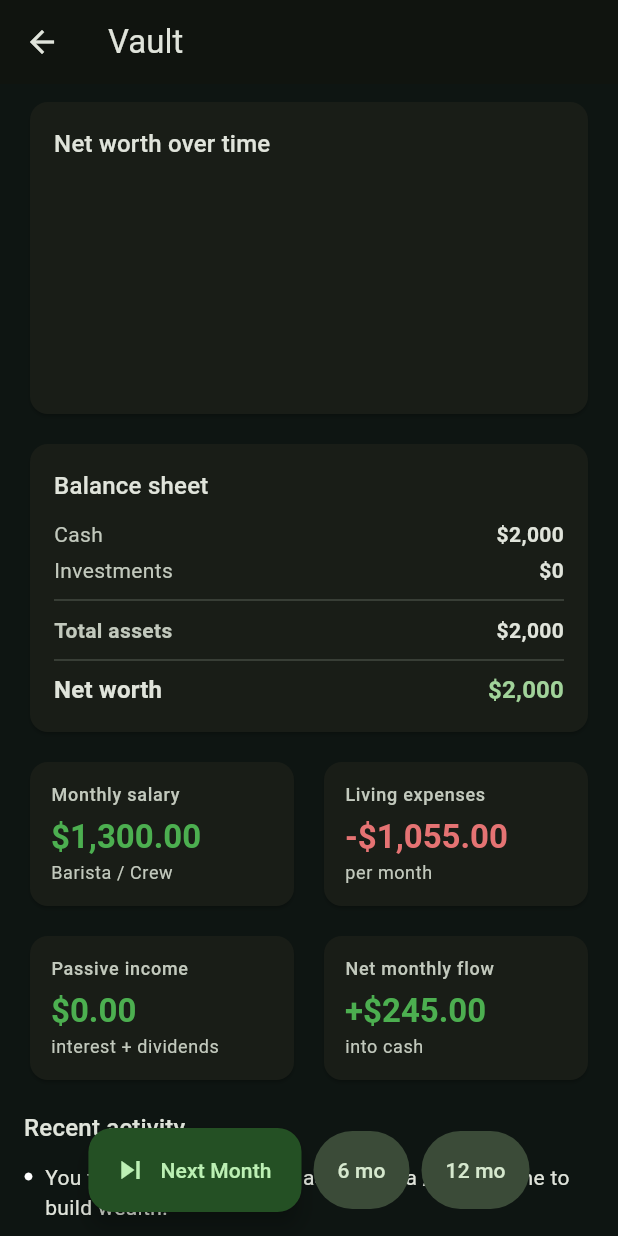
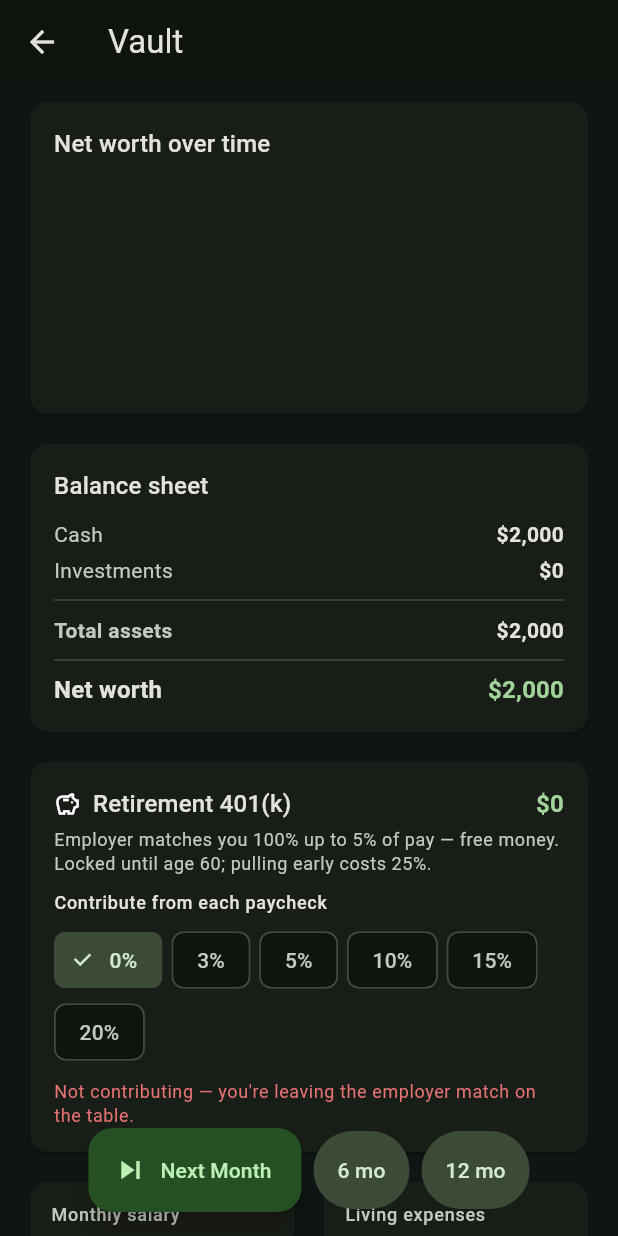
Before and after one commit to Armandoxh/Territorygame, a Flutter app: the screen it shows after launch, after a tap on "Vault", on a phone screen of 412 x 824 dp. Run offline on Flutter 3.47's test engine with Material 3 defaults, Android fonts, the phone set to English and light mode, and no system bars.

Commit message:
Retirement 401(k): employer match, locked growth, brutal early-withdrawal penalty (build 74, v0.38.0)
A locked retirement account in the Vault that turns 'should I keep this liquid?'
into a real recurring decision.

- 100% employer match up to 5% of pay (free money you only get by contributing)
  — scales with your salary, so it rewards climbing a career.
- Payroll-deducted contribution (set 0-20% via chips); balance grows in a
  target-date fund (~7.4%/yr drift + market-correlated swings, riding the shared
  market shock with no new rng draw — your 401k dips in a crash).
- Locked until age 60; withdrawing early forfeits a HUGE 25% penalty. After 60
  it's penalty-free. The illiquidity (vs the match) is the tradeoff.
- Counts toward net worth; shown on the Vault balance sheet + a dedicated card
  with contribution chips, the match math, and a withdraw button.

Engine: retirementBalance/retirementContribPct + setRetirementContribPct/
withdrawRetirement; contribution diverted from take-home in advance, growth by
the shared shock; cloned for lookahead. Default contribution 0 so the cash-flow
and net-worth auditors (which don't contribute) stay byte-stable.

(Recovered the build-73 careers work from origin after the container reset to
build 72; this is layered cleanly on top.)

Tests: match lands in the locked account, counts toward net worth, 25% early
penalty, penalty-free at 60.

https://claude.ai/code/session_01JqBticQH2m2VG91X5ciAMv

```diff
--- a/wealthquest/lib/ui/dashboard_tab.dart
+++ b/wealthquest/lib/ui/dashboard_tab.dart
@@ -36,6 +36,8 @@ class DashboardTab extends StatelessWidget {
         ),
         const SizedBox(height: 12),
         _BalanceSheet(game: game),
+        const SizedBox(height: 12),
+        _RetirementCard(game: game),
         const SizedBox(height: 12),
         Row(
           children: [
@@ -118,7 +120,10 @@ class _BalanceSheet extends StatelessWidget {
   @override
   Widget build(BuildContext context) {
     final theme = Theme.of(context);
-    final assets = game.cash + game.holdingsValue + game.propertyValue;
+    final assets = game.cash +
+        game.holdingsValue +
+        game.propertyValue +
+        game.retirementBalance;
     final liabilities = game.totalLoanBalance;
     return Card(
       child: Padding(
@@ -131,6 +136,8 @@ class _BalanceSheet extends StatelessWidget {
             _line(theme, 'Cash', game.cash),
             _line(theme, 'Investments', game.holdingsValue),
             if (game.propertyValue > 0) _line(theme, 'Property', game.propertyValue),
+            if (game.retirementBalance > 0)
+              _line(theme, 'Retirement (401k)', game.retirementBalance),
             const Divider(height: 16),
             _line(theme, 'Total assets', assets, bold: true),
             if (liabilities > 0) ...[
@@ -216,6 +223,116 @@ class _BalanceSheet extends StatelessWidget {
   }
 }
 
+class _RetirementCard extends StatelessWidget {
+  const _RetirementCard({required this.game});
+  final GameController game;
+
+  static const _pcts = [0.0, 0.03, 0.05, 0.10, 0.15, 0.20];
+
+  Future<void> _withdraw(BuildContext context) async {
+    final early = game.ageYears < GameController.retirementAge;
+    final penaltyPct =
+        (GameController.earlyWithdrawalPenalty * 100).toStringAsFixed(0);
+    final amount = await showAmountSheet(
+      context,
+      title: 'Withdraw from 401(k)',
+      actionLabel: 'Withdraw',
+      max: game.retirementBalance,
+      helper: early
+          ? 'Balance ${money(game.retirementBalance)}. You\'re ${game.ageYears} — '
+              'an early withdrawal forfeits $penaltyPct%, so \$100 out puts only '
+              '\$${(100 * (1 - GameController.earlyWithdrawalPenalty)).toStringAsFixed(0)} in your cash.'
+          : 'Balance ${money(game.retirementBalance)}. Penalty-free at your age.',
+    );
+    if (amount == null || !context.mounted) return;
+    final err = game.withdrawRetirement(amount,
+        max: amount >= game.retirementBalance - 0.01);
+    ScaffoldMessenger.of(context)
+      ..hideCurrentSnackBar()
+      ..showSnackBar(SnackBar(
+          content: Text(err ?? 'Withdrew ${money(amount)} from retirement.')));
+  }
+
+  @override
+  Widget build(BuildContext context) {
+    final theme = Theme.of(context);
+    final pct = game.retirementContribPct;
+    final yourMo = game.effectivePay * pct;
+    final matchMo = game.effectivePay *
+        (pct < GameController.employerMatchPct
+            ? pct
+            : GameController.employerMatchPct);
+    final locked = game.ageYears < GameController.retirementAge;
+    final matchPct =
+        (GameController.employerMatchPct * 100).toStringAsFixed(0);
+    final penaltyPct =
+        (GameController.earlyWithdrawalPenalty * 100).toStringAsFixed(0);
+    return Card(
+      child: Padding(
+        padding: const EdgeInsets.all(16),
+        child: Column(
+          crossAxisAlignment: CrossAxisAlignment.start,
+          children: [
+            Row(
+              children: [
+                const Icon(Icons.savings_outlined, size: 18),
+                const SizedBox(width: 8),
+                Expanded(
+                    child: Text('Retirement 401(k)',
+                        style: theme.textTheme.titleMedium)),
+                Text(moneyWhole(game.retirementBalance),
+                    style: theme.textTheme.titleMedium?.copyWith(
+                        fontWeight: FontWeight.bold,
+                        color: theme.colorScheme.primary)),
+              ],
+            ),
+            const SizedBox(height: 4),
+            Text(
+              'Employer matches you 100% up to $matchPct% of pay — free money. '
+              '${locked ? 'Locked until age ${GameController.retirementAge}; pulling early costs $penaltyPct%.' : 'Penalty-free at your age.'}',
+              style: theme.textTheme.bodySmall
+                  ?.copyWith(color: theme.colorScheme.onSurfaceVariant),
+            ),
+            const SizedBox(height: 10),
+            Text('Contribute from each paycheck',
+                style: theme.textTheme.labelMedium),
+            const SizedBox(height: 6),
+            Wrap(
+              spacing: 6,
+              children: [
+                for (final p in _pcts)
+                  ChoiceChip(
+                    label: Text('${(p * 100).toStringAsFixed(0)}%'),
+                    selected: (pct - p).abs() < 1e-6,
+                    onSelected: (_) => game.setRetirementContribPct(p),
+                  ),
+              ],
+            ),
+            const SizedBox(height: 8),
+            Text(
+              pct > 0
+                  ? 'You ${money(yourMo)}/mo + employer ${money(matchMo)}/mo → ${money(yourMo + matchMo)}/mo invested.'
+                  : 'Not contributing — you\'re leaving the employer match on the table.',
+              style: theme.textTheme.bodySmall
+                  ?.copyWith(color: pct > 0 ? kGain : kLoss),
+            ),
+            if (game.retirementBalance > 0) ...[
+              const SizedBox(height: 10),
+              Align(
+                alignment: Alignment.centerRight,
+                child: OutlinedButton(
+                  onPressed: () => _withdraw(context),
+                  child: Text(locked ? 'Withdraw (−$penaltyPct%)' : 'Withdraw'),
+                ),
+              ),
+            ],
+          ],
+        ),
+      ),
+    );
+  }
+}
+
 class _StatCard extends StatelessWidget {
   const _StatCard({
     required this.label,
--- a/wealthquest/lib/version.dart
+++ b/wealthquest/lib/version.dart
@@ -4,7 +4,7 @@
 /// notable features) — see wealthquest/CLAUDE.md. The badge pinned at the top
 /// of the home header shows this, so you can instantly confirm the live page is
 /// the latest build (and not a stale cache).
-const String kAppVersion = '0.37.0';
-const int kBuildNumber = 73;
+const String kAppVersion = '0.38.0';
+const int kBuildNumber = 74;
 
 String get appVersionLabel => 'v$kAppVersion · build $kBuildNumber';
--- a/wealthquest/pubspec.yaml
+++ b/wealthquest/pubspec.yaml
@@ -1,7 +1,7 @@
 name: wealthquest
 description: "A mobile life-sim / stock-market game. Start at 18 with a day job; each Next Month advances a month — watch your investments perform."
 publish_to: "none"
-version: 0.37.0+73
+version: 0.38.0+74
 
 environment:
   sdk: ">=3.4.0 <4.0.0"
```
Also changed, not shown: wealthquest/lib/state/game_controller.dart (+71 -2 lines), 2 other files.
